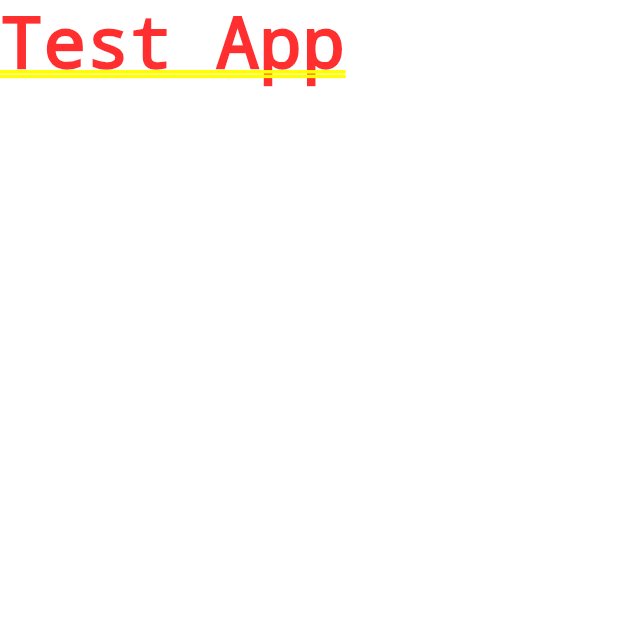
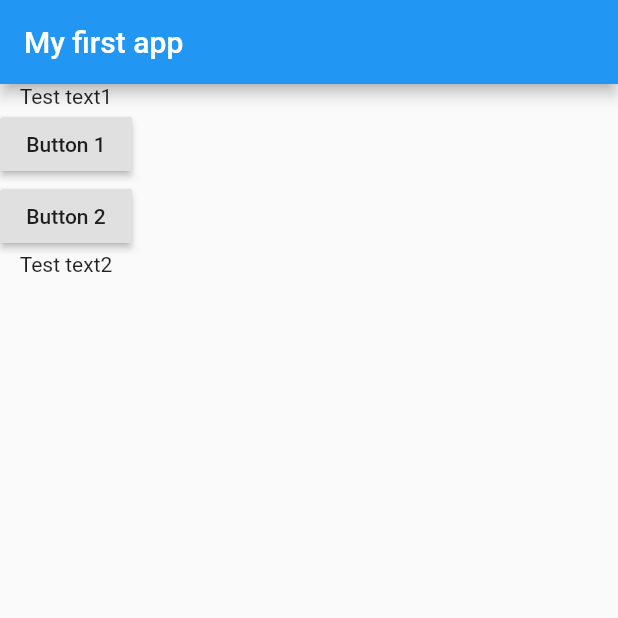
Before and after one commit to RaQBro/Development, a Flutter app: the screen it shows after launch, on a phone screen of 412 x 824 dp, the top half of it. Run offline on Flutter 3.47's test engine with Material 2 defaults, Android fonts, the phone set to English and light mode, and no system bars.

Commit message:
new commit

```diff
--- a/tut_first_app/lib/main.dart
+++ b/tut_first_app/lib/main.dart
@@ -1,13 +1,44 @@
 import 'package:flutter/material.dart';
 
-void main(){
+void main() {
   runApp(MyApp());
 }
 
+// void main() => runApp(MyApp());
+
 class MyApp extends StatelessWidget {
+  void button1Click() {
+    print('Button1 clicked');
+  }
+
+  void button2Click() {
+    print('Button2 clicked');
+  }
+
   @override
   Widget build(BuildContext context) {
-    return MaterialApp(home: Text('Test App'));
+    return MaterialApp(
+      home: Scaffold(
+        appBar: AppBar(
+          title: Text('My first app'),
+        ),
+        body: Column(
+          children: <Widget>[
+            Text('Test text1'),
+            RaisedButton(
+              child: Text('Button 1'),
+              onPressed: button1Click,
+            ),
+            RaisedButton(
+              child: Text('Button 2'),
+              onPressed: () {
+                print('Button2 clicked');
+              },
+            ),
+            Text('Test text2'),
+          ],
+        ),
+      ),
+    );
   }
-
 }
```
